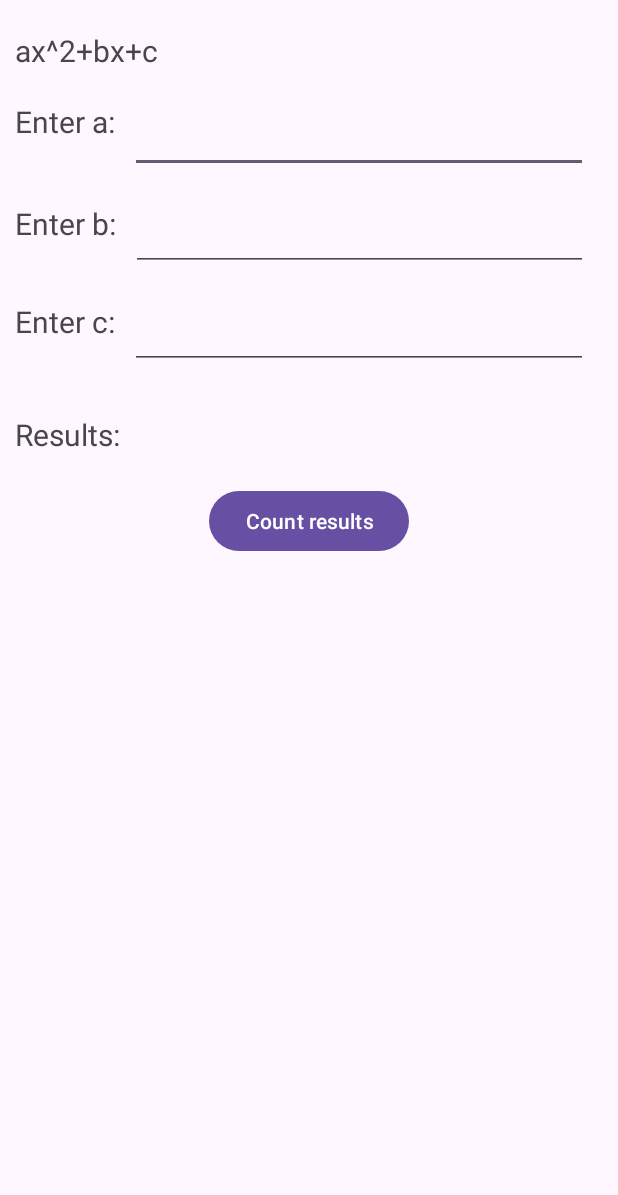
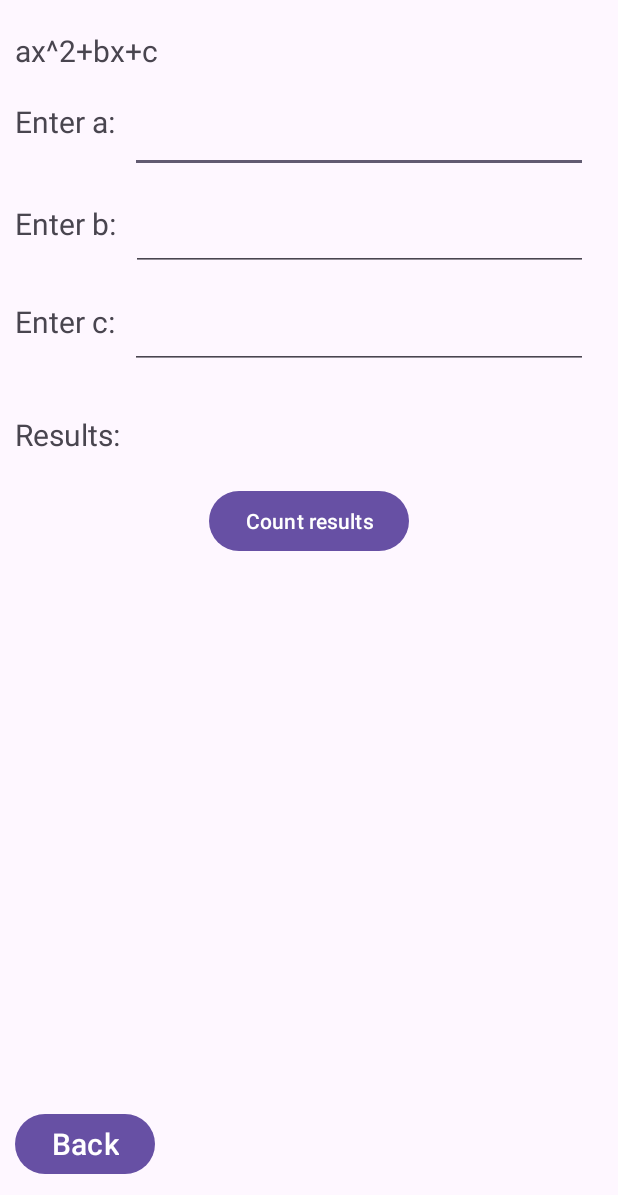
Before and after one commit to KostantinRudenko/CountingApp, an Android app: the layout quadratic_equation.xml on its own in the app's theme, with its tools: preview values and no code run, on a phone screen of 412 x 824 dp, the part 41-1236 px from its top. Run offline under Robolectric (Android 15) with nearby library versions, the phone set to English and light mode, and no system bars.

Commit message:
Created changes of layouts via UI

```diff
--- a/app/src/main/AndroidManifest.xml
+++ b/app/src/main/AndroidManifest.xml
@@ -13,6 +13,12 @@
         android:theme="@style/Theme.CountingApp"
         tools:targetApi="31">
         <activity
+            android:name=".QuadraticEquationActivity"
+            android:exported="false" />
+        <activity
+            android:name=".CounterActivity"
+            android:exported="false" />
+        <activity
             android:name=".MainActivity"
             android:exported="true">
             <intent-filter>
--- a/app/src/main/res/layout/activity_main.xml
+++ b/app/src/main/res/layout/activity_main.xml
@@ -3,8 +3,7 @@
     xmlns:tools="http://schemas.android.com/tools"
     android:id="@+id/main"
     android:layout_width="match_parent"
-    android:layout_height="match_parent"
-    tools:context=".MainActivity">
+    android:layout_height="match_parent">
 
     <TextView
         android:id="@+id/mainLabel"
--- a/app/src/main/res/layout/quadratic_equation.xml
+++ b/app/src/main/res/layout/quadratic_equation.xml
@@ -1,6 +1,6 @@
 <?xml version="1.0" encoding="utf-8"?>
 <RelativeLayout xmlns:android="http://schemas.android.com/apk/res/android"
-    android:id="@+id/main"
+    android:id="@+id/mainQuadraticLayout"
     android:layout_width="match_parent"
     android:layout_height="match_parent">
     <TextView
@@ -144,4 +144,19 @@
 
         android:layout_below="@+id/results"
         android:layout_centerHorizontal="true"/>
+
+    <Button
+        android:id="@+id/exit"
+        android:text="@string/exit"
+
+        android:layout_width="wrap_content"
+        android:layout_height="wrap_content"
+
+        android:layout_marginLeft="10dp"
+        android:layout_marginBottom="10dp"
+
+        android:layout_alignParentBottom="true"
+        android:layout_alignParentLeft="true"
+
+        android:textSize="20sp"/>
 </RelativeLayout>
--- a/app/src/main/res/values/strings.xml
+++ b/app/src/main/res/values/strings.xml
@@ -22,4 +22,6 @@
     <string name="minus">-</string>
     <string name="mult">*</string>
     <string name="div">//</string>
+
+    <string name="exit">Back</string>
 </resources>
```
Also changed, not shown: app/src/main/java/com/hell/countingapp/CounterActivity.java (added, +33 -0 lines), app/src/main/java/com/hell/countingapp/MainActivity.java (+22 -1 lines), app/src/main/java/com/hell/countingapp/QuadraticEquationActivity.java (added, +18 -0 lines), app/src/main/res/layout/counting.xml (+14 -0 lines).
